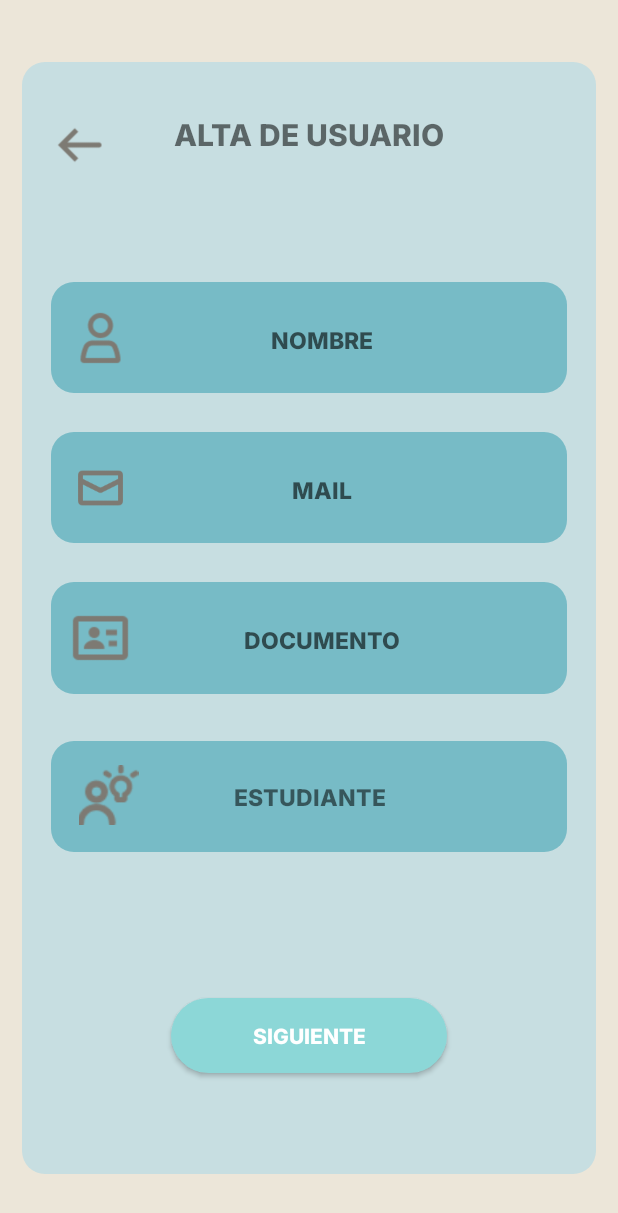
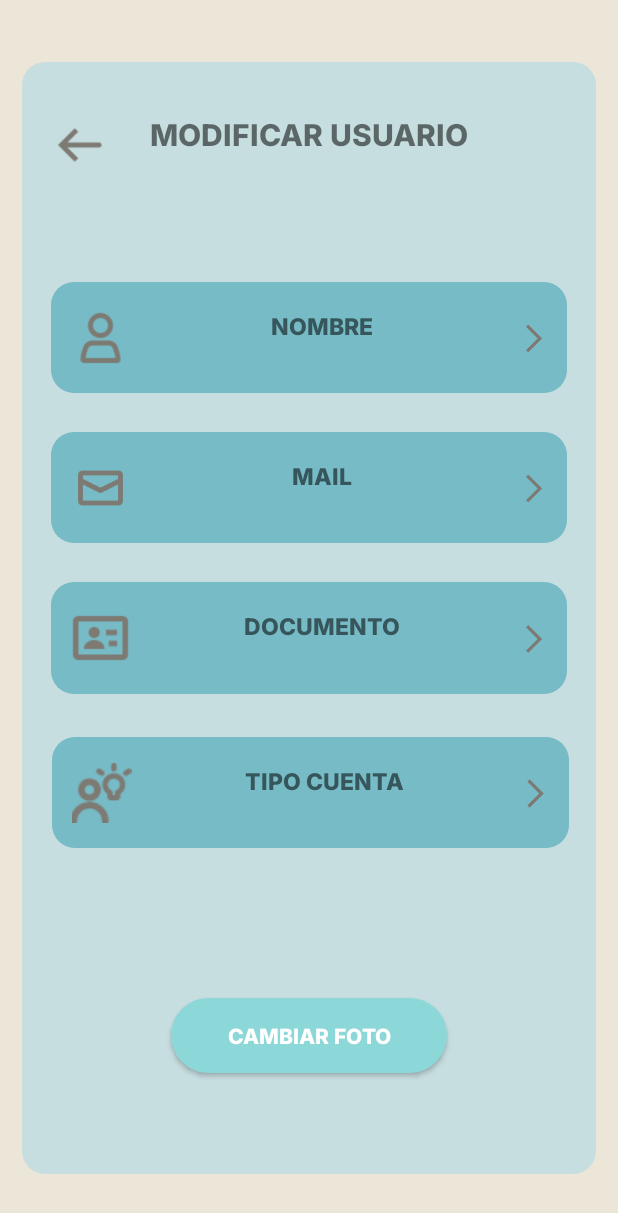
Before and after one commit to Francuster/PPI_RF, an Android app built with Jetpack Compose: the screen it shows after launch (RegistroPrimeraSalaActivity before the commit, ModificacionUsuario after it), on a phone screen of 412 x 824 dp. Shown: the top 1213 px of the screen. Run offline under Robolectric (Android 15) with nearby library versions, the light colour scheme and no system bars; Roboto replaces fonts that are not available here.

Commit message:
Creo pantalla de modificacion de cuenta

```diff
--- /dev/null
+++ b/app/src/main/java/com/example/myapplication/activity/Denegado.kt
@@ -0,0 +1,19 @@
+package com.example.myapplication.activity
+
+import android.content.Intent
+import android.os.Bundle
+import androidx.appcompat.app.AppCompatActivity
+import com.example.myapplication.R
+import com.example.myapplication.utils.NetworkChangeService
+import com.example.myapplication.utils.isServiceRunning
+
+class Denegado: AppCompatActivity() {
+    override fun onCreate(savedInstanceState: Bundle?) {
+        super.onCreate(savedInstanceState)
+        if(!isServiceRunning(applicationContext, NetworkChangeService ::class.java)){
+            val intent = Intent(this, NetworkChangeService::class.java)
+            startService(intent)
+        }
+        setContentView(R.layout.ingreso_denegado)
+    }
+}
--- /dev/null
+++ b/app/src/main/java/com/example/myapplication/activity/ModificacionUsuario.kt
@@ -0,0 +1,20 @@
+package com.example.myapplication.activity
+
+import android.content.Intent
+import android.os.Bundle
+import androidx.appcompat.app.AppCompatActivity
+import com.example.myapplication.R
+import com.example.myapplication.utils.NetworkChangeService
+import com.example.myapplication.utils.isServiceRunning
+
+class ModificacionUsuario : AppCompatActivity(){
+    override fun onCreate(savedInstanceState: Bundle?) {
+        super.onCreate(savedInstanceState)
+        if(!isServiceRunning(applicationContext, NetworkChangeService ::class.java)){
+            val intent = Intent(this, NetworkChangeService::class.java)
+            startService(intent)
+        }
+
+        setContentView(R.layout.modificacion_usuario)
+}
+}
--- a/app/src/main/java/com/example/myapplication/activity/RegistroPrimeraSalaActivity.kt
+++ b/app/src/main/java/com/example/myapplication/activity/RegistroPrimeraSalaActivity.kt
@@ -3,6 +3,7 @@ package com.example.myapplication.activity
 
 import android.content.Intent
 import android.os.Bundle
+import android.view.View
 import android.widget.ArrayAdapter
 import androidx.appcompat.app.AppCompatActivity
 import com.example.myapplication.R
@@ -32,4 +33,10 @@ class RegistroPrimeraSalaActivity:AppCompatActivity() {
         spinner.adapter=adaptador
 
     }
+    fun Siguiente(view : View){
+
+        val intent = Intent(applicationContext, Denegado::class.java)
+        startActivity(intent)
+
+    }
 }
--- /dev/null
+++ b/app/src/main/res/layout/modificacion_usuario.xml
@@ -0,0 +1,360 @@
+<?xml version="1.0" encoding="utf-8"?>
+<androidx.constraintlayout.widget.ConstraintLayout xmlns:android="http://schemas.android.com/apk/res/android"
+    xmlns:app="http://schemas.android.com/apk/res-auto"
+    xmlns:tools="http://schemas.android.com/tools"
+    android:id="@+id/main"
+    android:layout_width="match_parent"
+    android:layout_height="match_parent"
+
+    android:background="@drawable/fondo_blanco">
+
+    <androidx.constraintlayout.widget.ConstraintLayout
+        android:id="@+id/layout_hijo"
+        android:layout_width="0dp"
+        android:layout_height="0dp"
+        android:background="@drawable/rectangulo_celeste"
+        app:layout_constraintBottom_toBottomOf="parent"
+        app:layout_constraintEnd_toEndOf="parent"
+        app:layout_constraintHeight_percent="0.9"
+        app:layout_constraintHorizontal_bias="0.5"
+        app:layout_constraintStart_toStartOf="parent"
+        app:layout_constraintTop_toTopOf="parent"
+        app:layout_constraintVertical_bias="0.5"
+        app:layout_constraintWidth_percent="0.93">
+
+
+        <TextView
+            android:id="@+id/modificacion_titulo"
+            android:layout_width="0dp"
+            android:layout_height="0dp"
+            android:fontFamily="@font/inter_extrabold"
+            android:text="MODIFICAR USUARIO"
+            android:textAlignment="center"
+            android:textSize="20sp"
+            android:textStyle="bold"
+
+            app:layout_constraintBottom_toBottomOf="parent"
+            app:layout_constraintEnd_toEndOf="parent"
+            app:layout_constraintHeight_percent="0.15"
+            app:layout_constraintHorizontal_bias="0.0"
+            app:layout_constraintStart_toEndOf="@+id/imagen_volver"
+            app:layout_constraintTop_toTopOf="parent"
+            app:layout_constraintVertical_bias="0.053"
+            app:layout_constraintWidth_percent="0.63"
+            tools:ignore="MissingConstraints" />
+
+        <androidx.constraintlayout.widget.ConstraintLayout
+            android:id="@+id/documento"
+            android:layout_width="0dp"
+            android:layout_height="0dp"
+            android:background="@drawable/rectangulo_alerta"
+            app:layout_constraintBottom_toBottomOf="parent"
+            app:layout_constraintEnd_toEndOf="parent"
+
+            app:layout_constraintHeight_percent="0.10"
+            app:layout_constraintHorizontal_bias="0.5"
+            app:layout_constraintStart_toStartOf="parent"
+            app:layout_constraintTop_toTopOf="parent"
+            app:layout_constraintVertical_bias="0.52"
+            app:layout_constraintWidth_percent="0.90">
+            <ImageView
+                android:id="@+id/imagen_flecha_documento"
+                android:layout_width="0dp"
+                android:layout_height="0dp"
+
+
+                app:layout_constraintBottom_toBottomOf="parent"
+                app:layout_constraintEnd_toEndOf="parent"
+                app:layout_constraintHeight_percent="0.60"
+                app:layout_constraintHorizontal_bias="0.553"
+
+                app:layout_constraintStart_toEndOf="@+id/documento_texto"
+                app:layout_constraintTop_toTopOf="parent"
+                app:layout_constraintVertical_bias="0.521"
+                app:layout_constraintWidth_percent="0.10"
+                app:srcCompat="@drawable/expand_right_light" />
+
+            <TextView
+                android:id="@+id/documento_texto"
+                android:layout_width="0dp"
+                android:layout_height="0dp"
+                android:background="@android:color/transparent"
+                android:fontFamily="@font/inter_extrabold"
+
+                android:text="DOCUMENTO"
+                android:textAlignment="center"
+                android:textColor="#36565B"
+                android:textSize="15sp"
+                android:textStyle="bold"
+                app:layout_constraintBottom_toBottomOf="parent"
+                app:layout_constraintEnd_toEndOf="parent"
+                app:layout_constraintHeight_percent="0.55"
+                app:layout_constraintHorizontal_bias="0.0"
+                app:layout_constraintStart_toEndOf="@+id/imagen_documento"
+                app:layout_constraintTop_toTopOf="parent"
+                app:layout_constraintVertical_bias="0.533"
+                app:layout_constraintWidth_percent="0.68"
+                tools:ignore="DuplicateIds,MissingConstraints" />
+
+            <ImageView
+                android:id="@+id/imagen_documento"
+                android:layout_width="62dp"
+                android:layout_height="44dp"
+
+
+                app:layout_constraintBottom_toBottomOf="parent"
+                app:layout_constraintEnd_toEndOf="parent"
+                app:layout_constraintHorizontal_bias="0.007"
+                app:layout_constraintStart_toStartOf="parent"
+                app:layout_constraintTop_toTopOf="parent"
+                app:layout_constraintVertical_bias="0.5"
+                app:srcCompat="@drawable/cuenta" />
+
+
+        </androidx.constraintlayout.widget.ConstraintLayout>
+
+        <androidx.constraintlayout.widget.ConstraintLayout
+            android:id="@+id/nombre"
+            android:layout_width="0dp"
+            android:layout_height="0dp"
+            android:background="@drawable/rectangulo_alerta"
+            app:layout_constraintBottom_toBottomOf="parent"
+            app:layout_constraintEnd_toEndOf="parent"
+
+            app:layout_constraintHeight_percent="0.10"
+            app:layout_constraintHorizontal_bias="0.5"
+            app:layout_constraintStart_toStartOf="parent"
+            app:layout_constraintTop_toTopOf="parent"
+            app:layout_constraintVertical_bias="0.22"
+            app:layout_constraintWidth_percent="0.90">
+            <ImageView
+                android:id="@+id/imagen_flecha_nombre"
+                android:layout_width="0dp"
+                android:layout_height="0dp"
+
+
+                app:layout_constraintBottom_toBottomOf="parent"
+                app:layout_constraintEnd_toEndOf="parent"
+                app:layout_constraintHeight_percent="0.60"
+                app:layout_constraintHorizontal_bias="0.553"
+
+                app:layout_constraintStart_toEndOf="@+id/nombre_texto"
+                app:layout_constraintTop_toTopOf="parent"
+                app:layout_constraintVertical_bias="0.521"
+                app:layout_constraintWidth_percent="0.10"
+                app:srcCompat="@drawable/expand_right_light" />
+
+            <TextView
+                android:id="@+id/nombre_texto"
+                android:layout_width="0dp"
+                android:layout_height="0dp"
+                android:background="@android:color/transparent"
+                android:fontFamily="@font/inter_extrabold"
+                android:text="NOMBRE"
+                android:textAlignment="center"
+                android:textColor="#36565B"
+                android:textSize="15sp"
+                android:textStyle="bold"
+                app:layout_constraintBottom_toBottomOf="parent"
+                app:layout_constraintEnd_toEndOf="parent"
+                app:layout_constraintHeight_percent="0.55"
+                app:layout_constraintHorizontal_bias="0.0"
+                app:layout_constraintStart_toEndOf="@+id/imagen_nombre"
+                app:layout_constraintTop_toTopOf="parent"
+                app:layout_constraintVertical_bias="0.533"
+                app:layout_constraintWidth_percent="0.68"
+                tools:ignore="DuplicateIds,MissingConstraints" />
+
+            <ImageView
+                android:id="@+id/imagen_nombre"
+                android:layout_width="62dp"
+                android:layout_height="40dp"
+
+
+                app:layout_constraintBottom_toBottomOf="parent"
+                app:layout_constraintEnd_toEndOf="parent"
+                app:layout_constraintHorizontal_bias="0.007"
+                app:layout_constraintStart_toStartOf="parent"
+                app:layout_constraintTop_toTopOf="parent"
+                app:layout_constraintVertical_bias="0.5"
+                app:srcCompat="@drawable/user_multiple_group__close_geometric_human_multiple_person_up_user" />
+
+
+        </androidx.constraintlayout.widget.ConstraintLayout>
+
+        <androidx.constraintlayout.widget.ConstraintLayout
+            android:id="@+id/email"
+            android:layout_width="0dp"
+            android:layout_height="0dp"
+            android:background="@drawable/rectangulo_alerta"
+            app:layout_constraintBottom_toTopOf="@+id/documento"
+
+            app:layout_constraintEnd_toEndOf="parent"
+            app:layout_constraintHeight_percent="0.10"
+            app:layout_constraintHorizontal_bias="0.5"
+            app:layout_constraintStart_toStartOf="parent"
+            app:layout_constraintTop_toBottomOf="@+id/nombre"
+            app:layout_constraintVertical_bias="0.5"
+            app:layout_constraintWidth_percent="0.90">
+            <ImageView
+                android:id="@+id/imagen_flecha_mail"
+                android:layout_width="0dp"
+                android:layout_height="0dp"
+
+
+                app:layout_constraintBottom_toBottomOf="parent"
+                app:layout_constraintEnd_toEndOf="parent"
+                app:layout_constraintHeight_percent="0.60"
+                app:layout_constraintHorizontal_bias="0.553"
+
+                app:layout_constraintStart_toEndOf="@+id/mail_texto"
+                app:layout_constraintTop_toTopOf="parent"
+                app:layout_constraintVertical_bias="0.521"
+                app:layout_constraintWidth_percent="0.10"
+                app:srcCompat="@drawable/expand_right_light" />
+
+            <TextView
+
+                android:id="@+id/mail_texto"
+                android:layout_width="0dp"
+                android:layout_height="0dp"
+                android:background="@android:color/transparent"
+                android:fontFamily="@font/inter_extrabold"
+                android:text="MAIL"
+                android:textAlignment="center"
+                android:textColor="#36565B"
+                android:textSize="15sp"
+                android:textStyle="bold"
+                app:layout_constraintBottom_toBottomOf="parent"
+                app:layout_constraintEnd_toEndOf="parent"
+                app:layout_constraintHeight_percent="0.55"
+                app:layout_constraintHorizontal_bias="0.0"
+                app:layout_constraintStart_toEndOf="@+id/imagen_mail"
+                app:layout_constraintTop_toTopOf="parent"
+                app:layout_constraintVertical_bias="0.533"
+                app:layout_constraintWidth_percent="0.68"
+                tools:ignore="DuplicateIds,MissingConstraints" />
+
+            <ImageView
+                android:id="@+id/imagen_mail"
+                android:layout_width="62dp"
+                android:layout_height="40dp"
+
+
+                app:layout_constraintBottom_toBottomOf="parent"
+                app:layout_constraintEnd_toEndOf="parent"
+                app:layout_constraintHorizontal_bias="0.007"
+                app:layout_constraintStart_toStartOf="parent"
+                app:layout_constraintTop_toTopOf="parent"
+                app:layout_constraintVertical_bias="0.5"
+                app:srcCompat="@drawable/message" />
+
+
+        </androidx.constraintlayout.widget.ConstraintLayout>
+
+        <ImageView
+            android:id="@+id/imagen_volver"
+            android:layout_width="62dp"
+            android:layout_height="40dp"
+
+
+            app:layout_constraintBottom_toBottomOf="parent"
+            app:layout_constraintEnd_toEndOf="parent"
+            app:layout_constraintHorizontal_bias="0.028"
+            app:layout_constraintStart_toStartOf="parent"
+            app:layout_constraintTop_toTopOf="parent"
+            app:layout_constraintVertical_bias="0.05"
+            app:srcCompat="@drawable/arrow_left" />
+        <Button
+            android:id="@+id/boton_siguiente"
+            android:layout_width="0dp"
+            android:layout_height="50dp"
+            android:layout_margin="10dp"
+            android:layout_weight="1"
+            android:background="@drawable/boton"
+            android:fontFamily="@font/inter_extrabold"
+            android:onClick="Siguiente"
+            android:text="CAMBIAR FOTO"
+            android:textColor="@android:color/white"
+            app:layout_constraintBottom_toBottomOf="parent"
+            app:layout_constraintEnd_toEndOf="parent"
+            app:layout_constraintHorizontal_bias="0.5"
+            app:layout_constraintStart_toStartOf="parent"
+            app:layout_constraintTop_toTopOf="parent"
+            app:layout_constraintVertical_bias="0.915"
+            app:layout_constraintWidth_percent="0.48" />
+
+        <androidx.constraintlayout.widget.ConstraintLayout
+            android:id="@+id/tipo_cuenta"
+            android:layout_width="0dp"
+            android:layout_height="0dp"
+            android:background="@drawable/rectangulo_alerta"
+            app:layout_constraintBottom_toTopOf="@+id/boton_siguiente"
+
+            app:layout_constraintEnd_toEndOf="parent"
+            app:layout_constraintHeight_percent="0.10"
+            app:layout_constraintHorizontal_bias="0.526"
+            app:layout_constraintStart_toStartOf="parent"
+            app:layout_constraintTop_toBottomOf="@+id/documento"
+            app:layout_constraintVertical_bias="0.222"
+            app:layout_constraintWidth_percent="0.90">
+
+            <ImageView
+                android:id="@+id/imagen_flecha_tipo_cuenta"
+                android:layout_width="0dp"
+                android:layout_height="0dp"
+
+
+                app:layout_constraintBottom_toBottomOf="parent"
+                app:layout_constraintEnd_toEndOf="parent"
+                app:layout_constraintHeight_percent="0.60"
+                app:layout_constraintHorizontal_bias="0.553"
+
+                app:layout_constraintStart_toEndOf="@+id/tipo_cuenta_texto"
+                app:layout_constraintTop_toTopOf="parent"
+                app:layout_constraintVertical_bias="0.521"
+                app:layout_constraintWidth_percent="0.10"
+                app:srcCompat="@drawable/expand_right_light" />
+
+            <TextView
+
+                android:id="@+id/tipo_cuenta_texto"
+                android:layout_width="0dp"
+                android:layout_height="0dp"
+                android:background="@android:color/transparent"
+                android:fontFamily="@font/inter_extrabold"
+                android:text="TIPO CUENTA"
+                android:textAlignment="center"
+                android:textColor="#36565B"
+                android:textSize="15sp"
+                android:textStyle="bold"
+                app:layout_constraintBottom_toBottomOf="parent"
+                app:layout_constraintEnd_toEndOf="parent"
+                app:layout_constraintHeight_percent="0.55"
+                app:layout_constraintHorizontal_bias="0.0"
+                app:layout_constraintStart_toEndOf="@+id/imagen_tipo_cuenta"
+                app:layout_constraintTop_toTopOf="parent"
+                app:layout_constraintVertical_bias="0.533"
+                app:layout_constraintWidth_percent="0.68"
+                tools:ignore="DuplicateIds,MissingConstraints" />
+
+            <ImageView
+                android:id="@+id/imagen_tipo_cuenta"
+                android:layout_width="62dp"
+                android:layout_height="40dp"
+
+
+                app:layout_constraintBottom_toBottomOf="parent"
+                app:layout_constraintEnd_toEndOf="parent"
+                app:layout_constraintHorizontal_bias="0.007"
+                app:layout_constraintStart_toStartOf="parent"
+                app:layout_constraintTop_toTopOf="parent"
+                app:layout_constraintVertical_bias="0.5"
+                app:srcCompat="@drawable/collaborations_idea__collaborations_idea_work" />
+
+
+        </androidx.constraintlayout.widget.ConstraintLayout>
+
+
+    </androidx.constraintlayout.widget.ConstraintLayout>
+</androidx.constraintlayout.widget.ConstraintLayout>
```
Also changed, not shown: app/src/main/AndroidManifest.xml (+9 -2 lines).
